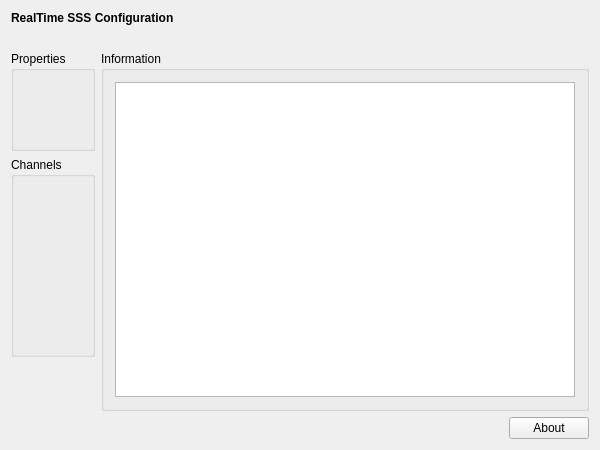
First picture: the form in applications/mne_x/plugins/rtsss/FormFiles/rtssssetup.ui, repository mne-tools/mne-cpp, before the edit.
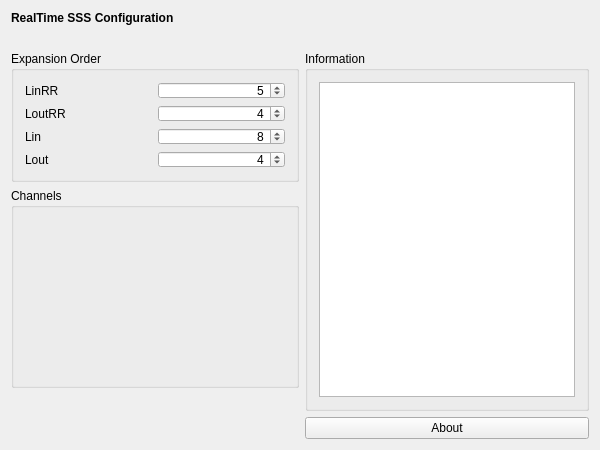
Second picture: the form after the edit.

The edit to the form file:
```diff
--- a/applications/mne_x/plugins/rtsss/FormFiles/rtssssetup.ui
+++ b/applications/mne_x/plugins/rtsss/FormFiles/rtssssetup.ui
@@ -13,6 +13,9 @@
   <property name="windowTitle">
    <string>RtSssSetupWidget</string>
   </property>
+  <property name="layoutDirection">
+   <enum>Qt::LeftToRight</enum>
+  </property>
   <layout class="QVBoxLayout" name="verticalLayout">
    <item>
     <widget class="QLabel" name="m_qLabel_Headline">
@@ -45,49 +48,6 @@
    </item>
    <item>
     <layout class="QGridLayout" name="m_qGridLayout_main">
-     <item row="0" column="0">
-      <widget class="QGroupBox" name="m_qGroupBox_Properties">
-       <property name="sizePolicy">
-        <sizepolicy hsizetype="Minimum" vsizetype="Preferred">
-         <horstretch>0</horstretch>
-         <verstretch>0</verstretch>
-        </sizepolicy>
-       </property>
-       <property name="minimumSize">
-        <size>
-         <width>0</width>
-         <height>100</height>
-        </size>
-       </property>
-       <property name="title">
-        <string>Properties</string>
-       </property>
-       <property name="flat">
-        <bool>false</bool>
-       </property>
-       <layout class="QGridLayout" name="m_qGridLayout_Properties"/>
-      </widget>
-     </item>
-     <item row="1" column="0">
-      <widget class="QGroupBox" name="m_qGroupBox_Channels">
-       <property name="sizePolicy">
-        <sizepolicy hsizetype="Preferred" vsizetype="Minimum">
-         <horstretch>0</horstretch>
-         <verstretch>0</verstretch>
-        </sizepolicy>
-       </property>
-       <property name="minimumSize">
-        <size>
-         <width>0</width>
-         <height>200</height>
-        </size>
-       </property>
-       <property name="title">
-        <string>Channels</string>
-       </property>
-       <layout class="QGridLayout" name="m_qGridLayout_Channels"/>
-      </widget>
-     </item>
      <item row="3" column="1">
       <spacer name="m_qHorizontalSpacer_About">
        <property name="orientation">
@@ -101,18 +61,6 @@
        </property>
       </spacer>
      </item>
-     <item row="0" column="1" rowspan="3" colspan="2">
-      <widget class="QGroupBox" name="m_qGroupBox_Information">
-       <property name="title">
-        <string>Information</string>
-       </property>
-       <layout class="QGridLayout" name="m_qGridLayout_Information">
-        <item row="0" column="0">
-         <widget class="QTextBrowser" name="m_qTextBrowser_Information"/>
-        </item>
-       </layout>
-      </widget>
-     </item>
      <item row="3" column="2">
       <widget class="QPushButton" name="m_qPushButton_About">
        <property name="text">
@@ -133,6 +81,157 @@
        </property>
       </spacer>
      </item>
+     <item row="0" column="2" rowspan="3">
+      <widget class="QGroupBox" name="m_qGroupBox_Information">
+       <property name="title">
+        <string>Information</string>
+       </property>
+       <layout class="QGridLayout" name="m_qGridLayout_Information">
+        <item row="0" column="0">
+         <widget class="QTextBrowser" name="m_qTextBrowser_Information"/>
+        </item>
+       </layout>
+      </widget>
+     </item>
+     <item row="0" column="0" colspan="2">
+      <widget class="QGroupBox" name="m_qGroupBox_Properties">
+       <property name="enabled">
+        <bool>true</bool>
+       </property>
+       <property name="sizePolicy">
+        <sizepolicy hsizetype="Minimum" vsizetype="Preferred">
+         <horstretch>0</horstretch>
+         <verstretch>0</verstretch>
+        </sizepolicy>
+       </property>
+       <property name="minimumSize">
+        <size>
+         <width>0</width>
+         <height>100</height>
+        </size>
+       </property>
+       <property name="title">
+        <string>Expansion Order</string>
+       </property>
+       <property name="flat">
+        <bool>false</bool>
+       </property>
+       <layout class="QGridLayout" name="m_qGridLayout_Properties">
+        <item row="1" column="1">
+         <widget class="QSpinBox" name="m_qSpinBox_LoutRR">
+          <property name="alignment">
+           <set>Qt::AlignRight|Qt::AlignTrailing|Qt::AlignVCenter</set>
+          </property>
+          <property name="minimum">
+           <number>1</number>
+          </property>
+          <property name="maximum">
+           <number>10</number>
+          </property>
+          <property name="value">
+           <number>4</number>
+          </property>
+         </widget>
+        </item>
+        <item row="1" column="0">
+         <widget class="QLabel" name="m_qLabel_LoutRR">
+          <property name="text">
+           <string>LoutRR</string>
+          </property>
+         </widget>
+        </item>
+        <item row="2" column="1">
+         <widget class="QSpinBox" name="m_qSpinBox_Lin">
+          <property name="alignment">
+           <set>Qt::AlignRight|Qt::AlignTrailing|Qt::AlignVCenter</set>
+          </property>
+          <property name="minimum">
+           <number>1</number>
+          </property>
+          <property name="maximum">
+           <number>10</number>
+          </property>
+          <property name="value">
+           <number>8</number>
+          </property>
+         </widget>
+        </item>
+        <item row="0" column="0">
+         <widget class="QLabel" name="m_qLabel_LinRR">
+          <property name="text">
+           <string>LinRR</string>
+          </property>
+         </widget>
+        </item>
+        <item row="2" column="0">
+         <widget class="QLabel" name="m_qLabel_Lin">
+          <property name="text">
+           <string>Lin</string>
+          </property>
+         </widget>
+        </item>
+        <item row="0" column="1">
+         <widget class="QSpinBox" name="m_qSpinBox_LinRR">
+          <property name="alignment">
+           <set>Qt::AlignRight|Qt::AlignTrailing|Qt::AlignVCenter</set>
+          </property>
+          <property name="minimum">
+           <number>1</number>
+          </property>
+          <property name="maximum">
+           <number>10</number>
+          </property>
+          <property name="value">
+           <number>5</number>
+          </property>
+         </widget>
+        </item>
+        <item row="3" column="0">
+         <widget class="QLabel" name="m_qLabel_Lout">
+          <property name="text">
+           <string>Lout</string>
+          </property>
+         </widget>
+        </item>
+        <item row="3" column="1">
+         <widget class="QSpinBox" name="m_qSpinBox_Lout">
+          <property name="alignment">
+           <set>Qt::AlignRight|Qt::AlignTrailing|Qt::AlignVCenter</set>
+          </property>
+          <property name="minimum">
+           <number>1</number>
+          </property>
+          <property name="maximum">
+           <number>10</number>
+          </property>
+          <property name="value">
+           <number>4</number>
+          </property>
+         </widget>
+        </item>
+       </layout>
+      </widget>
+     </item>
+     <item row="1" column="0" colspan="2">
+      <widget class="QGroupBox" name="m_qGroupBox_Channels">
+       <property name="sizePolicy">
+        <sizepolicy hsizetype="Preferred" vsizetype="Minimum">
+         <horstretch>0</horstretch>
+         <verstretch>0</verstretch>
+        </sizepolicy>
+       </property>
+       <property name="minimumSize">
+        <size>
+         <width>0</width>
+         <height>200</height>
+        </size>
+       </property>
+       <property name="title">
+        <string>Channels</string>
+       </property>
+       <layout class="QGridLayout" name="m_qGridLayout_Channels"/>
+      </widget>
+     </item>
     </layout>
    </item>
   </layout>
```
